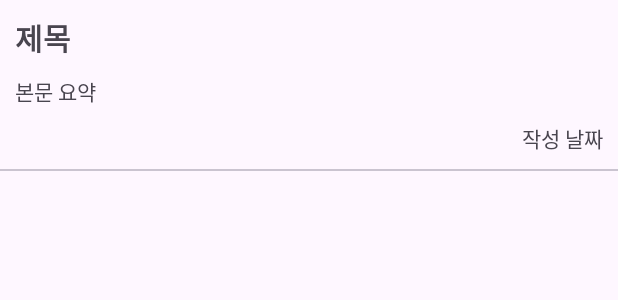
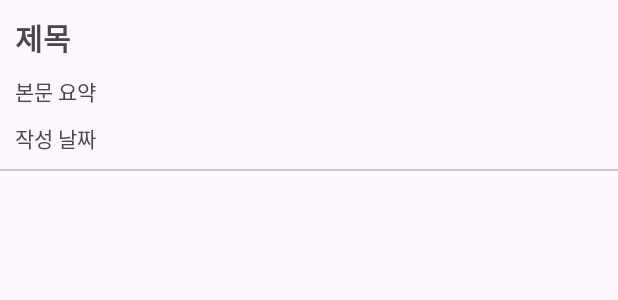
Before and after one commit to PlacePick/Android, an Android app: the layout item_board_detail.xml on its own in the app's theme, with its tools: preview values and no code run, on a phone screen of 412 x 824 dp. Shown: the top 300 px of the screen. Run offline under Robolectric (Android 15) with nearby library versions, the phone set to English and light mode, and no system bars.

Commit message:
[Feat] 댓글 개수 구현

```diff
--- a/PlacePick/app/src/main/java/com/kauproject/placepick/model/repository/BoardRepository.kt
+++ b/PlacePick/app/src/main/java/com/kauproject/placepick/model/repository/BoardRepository.kt
@@ -50,7 +50,6 @@ class BoardRepository {
             override fun onDataChange(snapshot: DataSnapshot) {
                 for(item in snapshot.children){
                     item.getValue(Comment::class.java)?.let { comment ->
-                        Log.d("TEST_ADP_REPO", "in:$comment")
                         commentList.add(comment)
                     }
                 }
--- a/PlacePick/app/src/main/java/com/kauproject/placepick/ui/MainViewModel.kt
+++ b/PlacePick/app/src/main/java/com/kauproject/placepick/ui/MainViewModel.kt
@@ -125,8 +125,15 @@ class MainViewModel(
     fun getComment(postId: String){
         _board.value?.let { board->
             boardRepository.getPostComment(board = board, postId = postId){ list->
-                Log.d("TeST_ADP_VM", "$list")
                 _commentList.value = list
+            }
+        }
+    }
+
+    fun getCommentCnt(postId: String, commentCount: (Int) -> Unit){
+        _board.value?.let { board->
+            boardRepository.getPostComment(board = board, postId = postId){
+                commentCount(it.size)
             }
         }
     }
--- a/PlacePick/app/src/main/java/com/kauproject/placepick/ui/board/detail/BoardDetailAdapter.kt
+++ b/PlacePick/app/src/main/java/com/kauproject/placepick/ui/board/detail/BoardDetailAdapter.kt
@@ -1,11 +1,15 @@
+import android.opengl.Visibility
 import android.util.Log
 import android.view.LayoutInflater
+import android.view.View
 import android.view.ViewGroup
 import androidx.recyclerview.widget.RecyclerView
 import com.kauproject.placepick.databinding.ItemBoardDetailBinding
 import com.kauproject.placepick.model.data.Post
+import com.kauproject.placepick.ui.MainViewModel
 
 class BoardDetailAdapter(
+    val viewModel: MainViewModel,
     val onPostClicked: (Post) -> Unit
 ): RecyclerView.Adapter<BoardDetailAdapter.BoardDetailHolder>() {
     private var detailList = emptyList<Post>()
@@ -26,7 +30,6 @@ class BoardDetailAdapter(
 
         // 게시글 클릭
         holder.binding.llBoardDetail.setOnClickListener {
-            Log.d("TEST", "Click:${detailList[position]}")
             onPostClicked(detailList[position])
         }
     }
@@ -36,6 +39,11 @@ class BoardDetailAdapter(
             binding.tvTitle.text = detail.title
             binding.tvContent.text = detail.content
             binding.tvDate.text = detail.date
+
+            viewModel.getCommentCnt(postId = detail.postId){ count ->
+                binding.llCommentCnt.visibility = if(count != 0) View.VISIBLE else View.GONE
+                binding.tvCommentCnt.text = count.toString()
+            }
         }
     }
 
--- a/PlacePick/app/src/main/java/com/kauproject/placepick/ui/board/detail/BoardDetailFragment.kt
+++ b/PlacePick/app/src/main/java/com/kauproject/placepick/ui/board/detail/BoardDetailFragment.kt
@@ -23,6 +23,7 @@ class BoardDetailFragment(): BaseFragment<FragmentBoardDetailBinding>() {
 
         val viewModel: MainViewModel by activityViewModels()
         val boardDetailAdapter = BoardDetailAdapter(
+            viewModel = viewModel,
             onPostClicked = {
                 viewModel.postContent(it)
                 FragmentUtil.showFragment(requireActivity().supportFragmentManager, BoardPostFragment(), BoardPostFragment.TAG)
--- a/PlacePick/app/src/main/java/com/kauproject/placepick/ui/board/detail/BoardPostFragment.kt
+++ b/PlacePick/app/src/main/java/com/kauproject/placepick/ui/board/detail/BoardPostFragment.kt
@@ -41,7 +41,6 @@ class BoardPostFragment: BaseFragment<FragmentBoardDetailPostBinding>() {
         }
 
         viewModel.commentList.observe(viewLifecycleOwner, Observer {
-            Log.d("TEST_ADP_FRG", "$it")
             boardPostAdapter.commentListUpdate(it)
         })
 
--- /dev/null
+++ b/PlacePick/app/src/main/res/drawable/ic_comment.xml
@@ -0,0 +1,5 @@
+<vector android:height="18dp" android:tint="@color/main_color"
+    android:viewportHeight="24" android:viewportWidth="24"
+    android:width="18dp" xmlns:android="http://schemas.android.com/apk/res/android">
+    <path android:fillColor="@android:color/white" android:pathData="M21.99,4c0,-1.1 -0.89,-2 -1.99,-2H4c-1.1,0 -2,0.9 -2,2v12c0,1.1 0.9,2 2,2h14l4,4 -0.01,-18z"/>
+</vector>
--- a/PlacePick/app/src/main/res/layout/item_board_detail.xml
+++ b/PlacePick/app/src/main/res/layout/item_board_detail.xml
@@ -37,14 +37,45 @@
                 android:layout_marginVertical="10dp"
                 />
 
-            <TextView
-                android:id="@+id/tv_date"
-                android:layout_width="wrap_content"
+            <LinearLayout
+                android:layout_width="match_parent"
                 android:layout_height="wrap_content"
-                android:layout_gravity="end"
-                android:text="@string/board_detail_date"
-                />
+                android:orientation="horizontal"
+                android:layout_gravity="start"
+                >
 
+                <LinearLayout
+                    android:id="@+id/ll_comment_cnt"
+                    android:layout_width="wrap_content"
+                    android:layout_height="wrap_content"
+                    android:orientation="horizontal"
+                    android:visibility="gone"
+                    android:layout_marginEnd="15dp"
+                    >
+                    <ImageView
+                        android:id="@+id/iv_comment"
+                        android:layout_width="wrap_content"
+                        android:layout_height="wrap_content"
+                        android:src="@drawable/ic_comment"
+                        />
+                    <TextView
+                        android:id="@+id/tv_comment_cnt"
+                        android:layout_width="wrap_content"
+                        android:layout_height="wrap_content"
+                        android:text="0"
+                        android:textStyle="bold"
+                        android:textColor="@color/main_color"
+                        />
+
+                </LinearLayout>
+
+                <TextView
+                    android:id="@+id/tv_date"
+                    android:layout_width="wrap_content"
+                    android:layout_height="wrap_content"
+                    android:text="@string/board_detail_date"
+                    />
+            </LinearLayout>
         </LinearLayout>
         <com.google.android.material.divider.MaterialDivider
             android:layout_width="match_parent"
```
